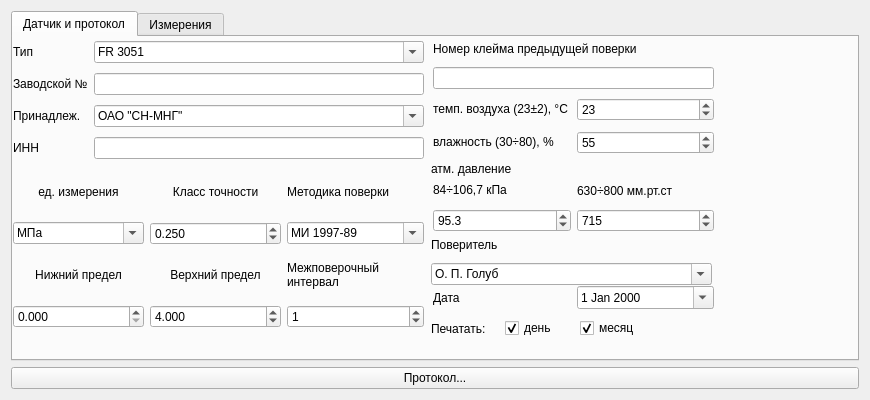
Before: the Qt Designer form ui/pressure.ui in corvinalive/CalManager, drawn with Qt 5.
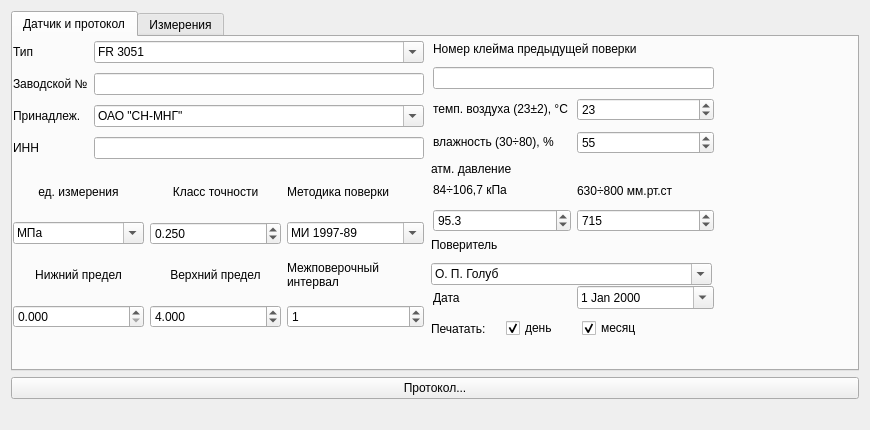
After: the same form once the commit is applied.

Patch:
```diff
--- a/ui/pressure.ui
+++ b/ui/pressure.ui
@@ -7,13 +7,13 @@
     <x>0</x>
     <y>0</y>
     <width>870</width>
-    <height>400</height>
+    <height>430</height>
    </rect>
   </property>
   <property name="minimumSize">
    <size>
     <width>870</width>
-    <height>400</height>
+    <height>430</height>
    </size>
   </property>
   <property name="windowTitle">
@@ -57,7 +57,7 @@
         <rect>
          <x>418</x>
          <y>279</y>
-         <width>217</width>
+         <width>220</width>
          <height>25</height>
         </rect>
        </property>
@@ -1385,6 +1385,50 @@
      </widget>
     </widget>
    </item>
+   <item row="3" column="0">
+    <widget class="QLabel" name="statusLabel">
+     <property name="palette">
+      <palette>
+       <active>
+        <colorrole role="WindowText">
+         <brush brushstyle="SolidPattern">
+          <color alpha="255">
+           <red>0</red>
+           <green>85</green>
+           <blue>255</blue>
+          </color>
+         </brush>
+        </colorrole>
+       </active>
+       <inactive>
+        <colorrole role="WindowText">
+         <brush brushstyle="SolidPattern">
+          <color alpha="255">
+           <red>0</red>
+           <green>85</green>
+           <blue>255</blue>
+          </color>
+         </brush>
+        </colorrole>
+       </inactive>
+       <disabled>
+        <colorrole role="WindowText">
+         <brush brushstyle="SolidPattern">
+          <color alpha="255">
+           <red>159</red>
+           <green>158</green>
+           <blue>158</blue>
+          </color>
+         </brush>
+        </colorrole>
+       </disabled>
+      </palette>
+     </property>
+     <property name="text">
+      <string/>
+     </property>
+    </widget>
+   </item>
   </layout>
  </widget>
  <tabstops>
```
